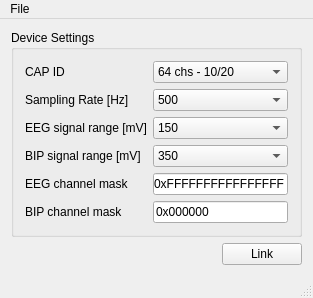
Before: the Qt Designer form mainwindow.ui in fcbg-platforms/lsl-eego, drawn with Qt 5.
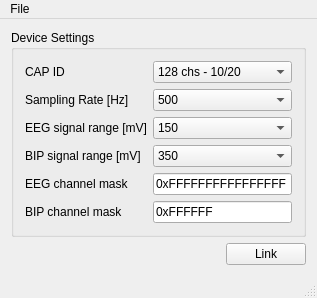
After: the same form once the commit is applied.

Commit message: add 128ch layouts and change default bip mask

Patch:
```diff
--- a/mainwindow.ui
+++ b/mainwindow.ui
@@ -37,12 +37,12 @@
           <widget class="QComboBox" name="Cap_ID">
            <item>
             <property name="text">
-             <string>64 chs - 10/20</string>
+             <string>128 chs - 10/20</string>
             </property>
            </item>
            <item>
             <property name="text">
-             <string> 64 chs - No Labels</string>
+             <string>128 chs - No Labels</string>
             </property>
            </item>
           </widget>
@@ -205,7 +205,7 @@
          <item row="5" column="1">
           <widget class="QLineEdit" name="BIP_LineEdit">
            <property name="text">
-            <string>0x000000</string>
+            <string>0xFFFFFF</string>
            </property>
           </widget>
          </item>
```
The commit also changes 2 other files.
